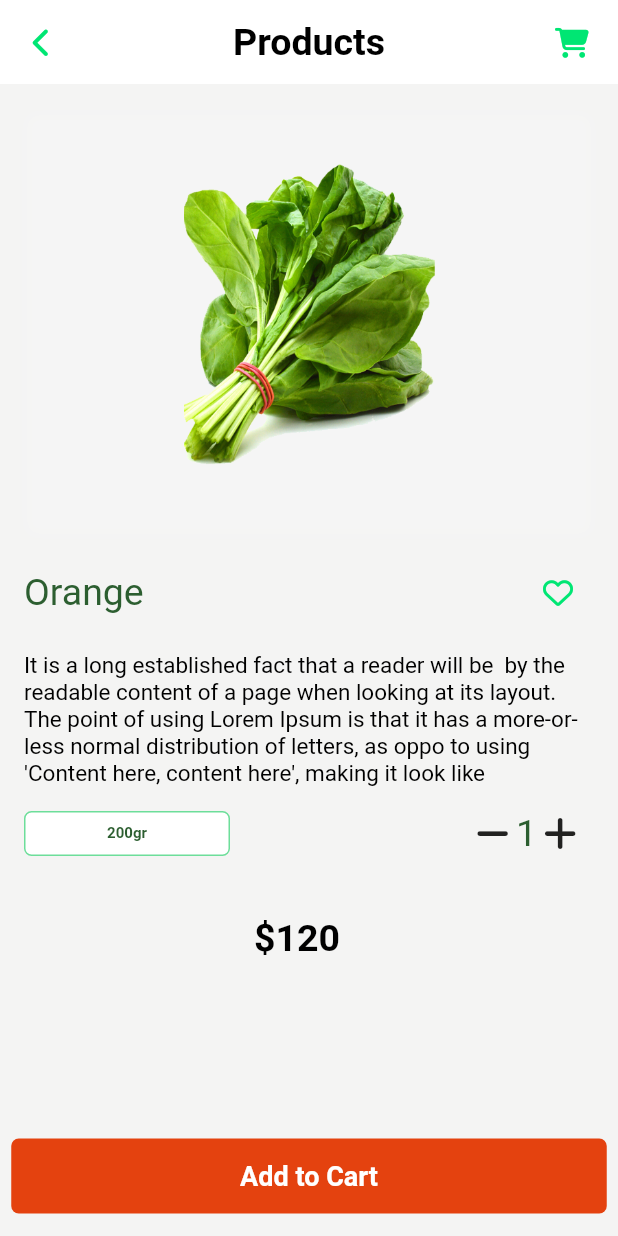
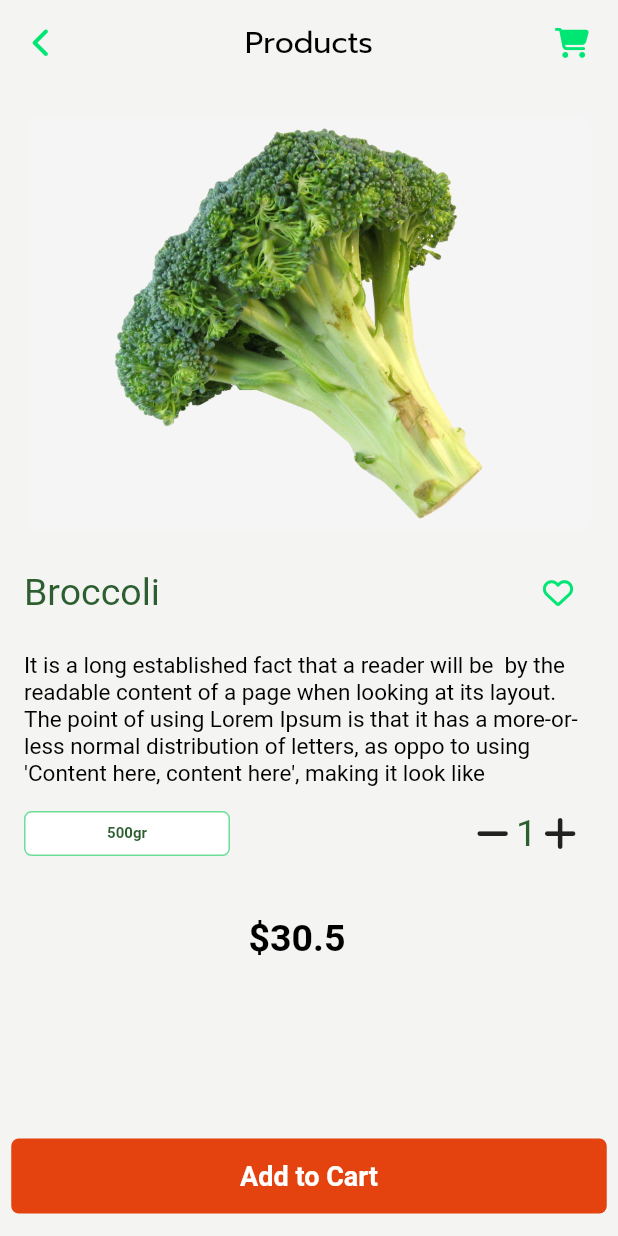
Before and after one commit to mhd-atheel/groceryapp, a Flutter app: the screen it shows after launch, after a tap on "500gr", on a phone screen of 412 x 824 dp. Run offline on Flutter 3.47's test engine with Material 2 defaults, Android fonts, the phone set to English and light mode, and no system bars; our stand-ins replace badges, carousel_pro, font_awesome_flutter; missing offline and left inert: bottom_bar.

Commit message:
last commits changing navigations

```diff
--- a/lib/cart.dart
+++ b/lib/cart.dart
@@ -3,7 +3,7 @@
 import 'package:flutter/material.dart';
 import 'package:font_awesome_flutter/font_awesome_flutter.dart';
 import 'package:groceryapp/variables.dart';
-import 'package:groceryapp/widjet/cartWidjet.dart';
+import 'package:groceryapp/widget/cartWidget.dart';
 
 class Cart extends StatefulWidget {
   const Cart({Key? key}) : super(key: key);
@@ -121,6 +121,19 @@ class _CartState extends State<Cart> {
   @override
   Widget build(BuildContext context) {
     return Scaffold(
+      appBar: AppBar(
+        title:  Text(
+          "Cart",
+          style: TextStyle(
+              fontWeight: FontWeight.bold,
+              fontSize: 25,
+              fontFamily: "Poppins"),
+        ),
+        backgroundColor: Color(0xffF4F4F3),
+        foregroundColor: Color(0xff2C5E30),
+        automaticallyImplyLeading: false,
+        elevation: 0,
+      ),
       body: SingleChildScrollView(
         child: SafeArea(
           child: Column(
@@ -128,40 +141,40 @@ class _CartState extends State<Cart> {
               SizedBox(
                 height: 10,
               ),
-              Padding(
-                padding: const EdgeInsets.symmetric(horizontal: 16.0),
-                child: Row(
-                  children: [
-                    Row(
-                      children: [
-                        Text(
-                          "Cart",
-                          style: TextStyle(
-                              fontWeight: FontWeight.bold,
-                              fontSize: 25,
-                              fontFamily: "Poppins"),
-                        ),
-                      ],
-                    ),
-                  ],
-                ),
-              ),
-            CartWidjet(
+              // Padding(
+              //   padding: const EdgeInsets.symmetric(horizontal: 16.0),
+              //   child: Row(
+              //     children: [
+              //       Row(
+              //         children: [
+              //           Text(
+              //             "Cart",
+              //             style: TextStyle(
+              //                 fontWeight: FontWeight.bold,
+              //                 fontSize: 25,
+              //                 fontFamily: "Poppins"),
+              //           ),
+              //         ],
+              //       ),
+              //     ],
+              //   ),
+              // ),
+            CartWidget(
               name: "Banana",
               img: "assets/images/strawberry.png",
               price: "\$20",
             ),
-            CartWidjet(
+            CartWidget(
               name: "Orange",
               img: "assets/images/orange.png",
               price: "\$15",
             ),
-              CartWidjet(
+              CartWidget(
                 name: "Banana",
                 img: "assets/images/banana.png",
                 price: "\$15",
               ),
-              CartWidjet(
+              CartWidget(
                 name: "Spinach",
                 img: "assets/images/spinach.png",
                 price: "\$15",
--- a/lib/homepage.dart
+++ b/lib/homepage.dart
@@ -5,13 +5,17 @@ import 'package:font_awesome_flutter/font_awesome_flutter.dart';
 import 'package:groceryapp/itemPage.dart';
 
 class HomePage extends StatefulWidget {
-  const HomePage({Key? key}) : super(key: key);
+  const HomePage({Key? key }) : super(key: key);
 
   @override
   State<HomePage> createState() => _HomePageState();
 }
 
 class _HomePageState extends State<HomePage> {
+  late String itemName;
+  late String net;
+  late String img = '';
+  late String price;
   categories(img,name) {
     return Column(
       children: [
@@ -51,7 +55,7 @@ class _HomePageState extends State<HomePage> {
           onTap: (){
             Navigator.push(
               context,
-              MaterialPageRoute(builder: (context) => const ItemPage()),
+              MaterialPageRoute(builder: (context) => ItemPage(itemName: name,net: net,img: img,price: price, )),
             );
           },
           child: Padding(
--- a/lib/itemPage.dart
+++ b/lib/itemPage.dart
@@ -2,8 +2,12 @@ import 'package:flutter/material.dart';
 import 'package:font_awesome_flutter/font_awesome_flutter.dart';
 import 'package:groceryapp/main.dart';
 class ItemPage extends StatefulWidget {
-  const ItemPage({Key? key}) : super(key: key);
+  String itemName;
+  String net;
+  String img;
+  String price;
 
+   ItemPage({Key? key, required this.itemName, required this.net, required this.img, required this.price}) : super(key: key);
   @override
   State<ItemPage> createState() => _ItemPageState();
 }
@@ -18,9 +22,7 @@ class _ItemPageState extends State<ItemPage> {
         title:  Text(
           "Products",
           style: TextStyle(
-              fontWeight: FontWeight.bold,
-              fontSize: 25,
-              fontFamily: "Poppins"),
+              fontFamily: "Prompt"),
         ),
         leading: IconButton(
           onPressed: () {
@@ -40,7 +42,7 @@ class _ItemPageState extends State<ItemPage> {
             ),
           ),
         ],
-        backgroundColor: Colors.white,
+        backgroundColor: Color(0xffF4F4F3),
         foregroundColor: Colors.black,
         elevation: 0,
       ),
@@ -67,7 +69,7 @@ class _ItemPageState extends State<ItemPage> {
                     ],
                   ),
                   child: Image.asset(
-                    'assets/images/spinach.png',
+                    widget.img,
                     height: MediaQuery.of(context).size.height/3.5,
                     width:  MediaQuery.of(context).size.width,
 
@@ -80,7 +82,7 @@ class _ItemPageState extends State<ItemPage> {
                   mainAxisAlignment: MainAxisAlignment.spaceBetween,
                   children: [
                     Text(
-                      "Orange",
+                      widget.itemName,
                       style: TextStyle(fontWeight: FontWeight.normal, fontSize: 25),
                     ),
                     IconButton(
@@ -116,7 +118,7 @@ class _ItemPageState extends State<ItemPage> {
 
                       ),
                       child: Center(
-                        child: Text("200gr",style: TextStyle(
+                        child: Text(widget.net,style: TextStyle(
 
                             fontWeight: FontWeight.bold,
                             fontSize: 10
@@ -180,7 +182,7 @@ class _ItemPageState extends State<ItemPage> {
                     Padding(
                       padding: const EdgeInsets.only(right: 16.0),
                       child: Text(
-                        "\$120",
+                        "${widget.price}",
                         style: TextStyle(fontWeight: FontWeight.bold, fontSize: 25,color: Colors.black),
                       ),
                     ),
--- a/lib/orderpage.dart
+++ b/lib/orderpage.dart
@@ -19,10 +19,12 @@ class _OrderPageState extends State<OrderPage> {
           "My Order",
           style: TextStyle(
               fontWeight: FontWeight.bold,
+              fontSize: 25,
               fontFamily: "Poppins"),
         ),
         backgroundColor: Color(0xffF4F4F3),
         foregroundColor: Color(0xff2C5E30),
+        automaticallyImplyLeading: false,
         elevation: 0,
       ),
       body: Column(
--- a/lib/widjet/cartWidjet.dart
+++ b/lib/widget/cartWidget.dart
@@ -1,12 +1,12 @@
 import 'package:flutter/material.dart';
 import 'package:font_awesome_flutter/font_awesome_flutter.dart';
 
-class CartWidjet extends StatefulWidget{
+class CartWidget extends StatefulWidget{
   final String img;
   final String name;
   final String price;
 
-  CartWidjet({
+  CartWidget({
     super.key,
     required this.img,
     required this.name,
@@ -15,10 +15,10 @@ class CartWidjet extends StatefulWidget{
   });
 
   @override
-  State<CartWidjet> createState() => _CartWidjetState();
+  State<CartWidget> createState() => _CartWidgetState();
 }
 
-class _CartWidjetState extends State<CartWidjet> {
+class _CartWidgetState extends State<CartWidget> {
   int counter = 1;
 
   @override
--- /dev/null
+++ b/lib/widjet/cartWidget.dart
@@ -0,0 +1 @@
+// TODO Implement this library.
--- a/pubspec.yaml
+++ b/pubspec.yaml
@@ -82,8 +82,10 @@ flutter:
   fonts:
     - family: Prompt
       fonts:
+        - asset: assets/fonts/Prompt-Regular.ttf
+    - family: Poppins
+      fonts:
         - asset: assets/fonts/Poppins-Regular.ttf
-        - asset: assets/fonts/Prompt-Regular.ttf
 
 
   #     fonts:
```
